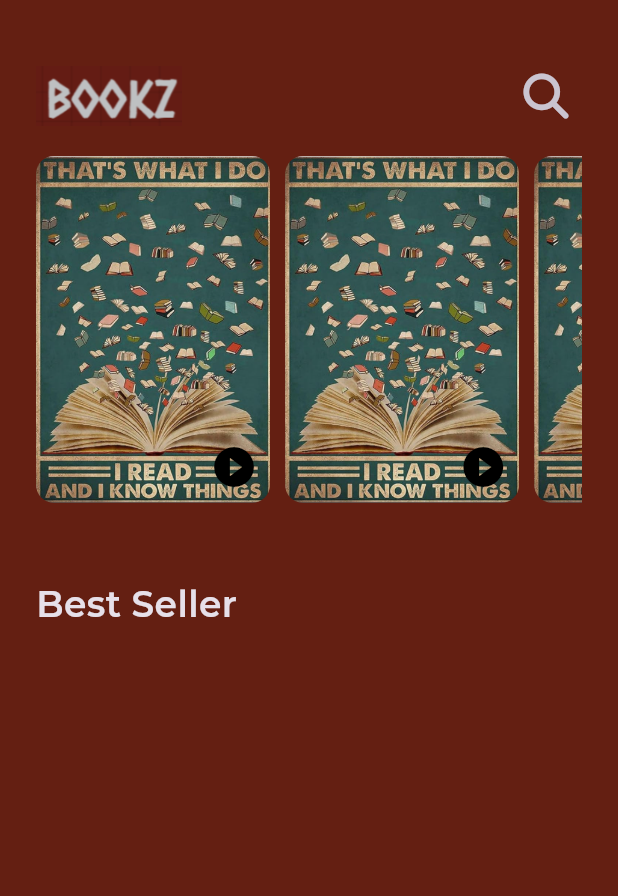
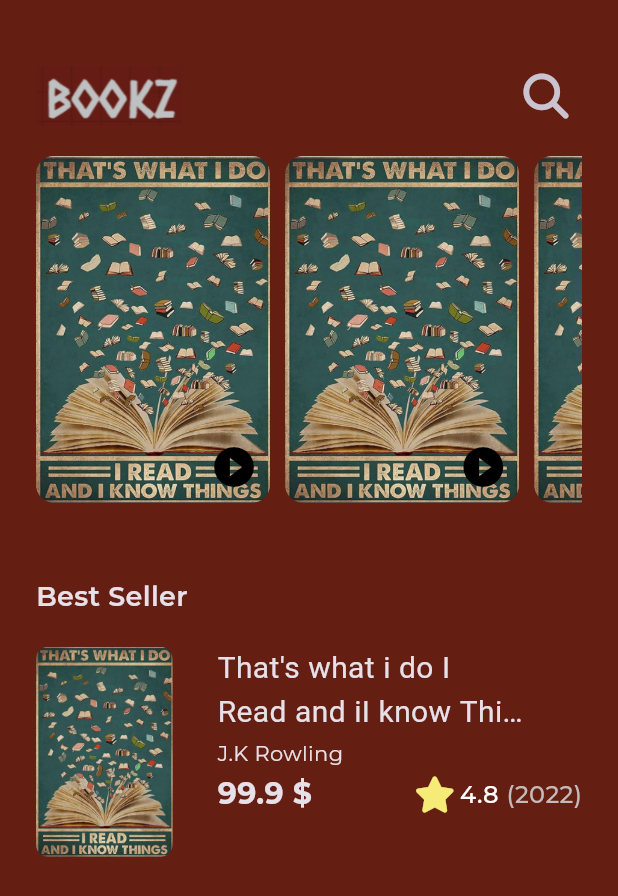
Before and after one commit to NorhanWalid2/Book-App, a Flutter app: the screen it shows after launch, on a phone screen of 412 x 824 dp. Shown: the top 896 px of the screen. Run offline on Flutter 3.47's test engine with Material 3 defaults, Android fonts, the light colour scheme and no system bars; our stand-ins replace font_awesome_flutter, get, google_fonts; Roboto replaces fonts that are missing (GT Sectra Fine).

Commit message:
best seller item done

```diff
--- /dev/null
+++ b/lib/Features/home/presentation/screens/widgets/best_seller_view_item.dart
@@ -0,0 +1,74 @@
+import 'package:book_app/Features/home/presentation/screens/widgets/book_rating.dart';
+import 'package:book_app/constants.dart';
+import 'package:book_app/core/utils/styles.dart';
+import 'package:flutter/material.dart';
+
+class BestSellerViewItem extends StatelessWidget {
+  const BestSellerViewItem({super.key});
+
+  @override
+  Widget build(BuildContext context) {
+    return SizedBox(
+      height: 140,
+      child: Row(
+        children: [
+          AspectRatio(
+            aspectRatio: 2.6 / 4,
+            child: Container(
+              decoration: BoxDecoration(
+                borderRadius: BorderRadius.circular(8),
+                image: const DecorationImage(
+                  fit: BoxFit.fill,
+                  image: AssetImage('assets/images/book1.PNG'),
+                ),
+              ),
+            ),
+          ),
+          SizedBox(
+            width: 30,
+          ),
+          Expanded(
+            child: Column(
+              crossAxisAlignment: CrossAxisAlignment.start,
+              children: [
+                SizedBox(
+                  width: MediaQuery.of(context).size.width * .5,
+                  child: Text(
+                    "That's what i do I Read and iI know Things uhweuf uefjhwil ijfwilf",
+                    maxLines: 2,
+                    overflow: TextOverflow.ellipsis,
+                    style: Styles.textstyle20.copyWith(
+                      fontFamily: kGtSectraFine,
+                    ),
+                  ),
+                ),
+                const SizedBox(
+                  height: 3,
+                ),
+                Text(
+                  'J.K Rowling',
+                  style: Styles.textstyle14,
+                ),
+                const SizedBox(
+                  height: 3,
+                ),
+                Row(
+                  mainAxisAlignment: MainAxisAlignment.spaceBetween,
+                  //crossAxisAlignment: CrossAxisAlignment.start,
+                  children: [
+                    Text(
+                      "99.9 \$",
+                      style: Styles.textstyle20
+                          .copyWith(fontWeight: FontWeight.bold),
+                    ),
+                    BookRating(),
+                  ],
+                ),
+              ],
+            ),
+          ),
+        ],
+      ),
+    );
+  }
+}
--- /dev/null
+++ b/lib/Features/home/presentation/screens/widgets/book_rating.dart
@@ -0,0 +1,35 @@
+import 'package:book_app/core/utils/styles.dart';
+import 'package:flutter/material.dart';
+import 'package:font_awesome_flutter/font_awesome_flutter.dart';
+
+class BookRating extends StatelessWidget {
+  const BookRating({super.key});
+
+  @override
+  Widget build(BuildContext context) {
+    return Row(
+      mainAxisAlignment: MainAxisAlignment.spaceBetween,
+      children: [
+        Icon(
+          FontAwesomeIcons.solidStar,
+          color: Color.fromARGB(255, 247, 235, 119),
+        ),
+        SizedBox(
+          width: 6.3,
+        ),
+        Text(
+          '4.8',
+          style: Styles.textstyle16.copyWith(color: Colors.white),
+        ),
+        SizedBox(
+          width: 5,
+        ),
+        Text(
+          '(2022)',
+          style: Styles.textstyle16
+              .copyWith(color: Color.fromARGB(255, 195, 187, 187)),
+        )
+      ],
+    );
+  }
+}
--- a/lib/Features/home/presentation/screens/widgets/home_screen_body.dart
+++ b/lib/Features/home/presentation/screens/widgets/home_screen_body.dart
@@ -1,3 +1,4 @@
+import 'package:book_app/Features/home/presentation/screens/widgets/best_seller_view_item.dart';
 import 'package:book_app/Features/home/presentation/screens/widgets/books_list_view.dart';
 import 'package:book_app/Features/home/presentation/screens/widgets/custom_app_bar.dart';
 import 'package:book_app/Features/home/presentation/screens/widgets/custom_list_view_item.dart';
@@ -21,10 +22,13 @@ class HomeScreenBody extends StatelessWidget {
           ),
           Text(
             'Best Seller',
-            style: Styles.titleMedium,
+            style: Styles.textstyle18,
             textAlign: TextAlign.start,
           ),
-
+          SizedBox(
+            height: 20,
+          ),
+          BestSellerViewItem(),
         ],
       ),
     );
--- /dev/null
+++ b/lib/constants.dart
@@ -0,0 +1,4 @@
+import 'dart:ui';
+
+const kPrimaryColor = Color.fromARGB(255, 100, 31, 18);
+const kGtSectraFine = 'GT Sectra Fine';
--- a/lib/core/utils/styles.dart
+++ b/lib/core/utils/styles.dart
@@ -1,6 +1,27 @@
+import 'package:book_app/constants.dart';
 import 'package:flutter/material.dart';
 
 abstract class Styles {
-  static const titleMedium =
-      TextStyle(fontSize: 24, fontWeight: FontWeight.w600);
+  static const textstyle18 = TextStyle(
+    fontSize: 18,
+    fontWeight: FontWeight.w600,
+  );
+  static const textstyle20 = TextStyle(
+    fontSize: 20,
+    fontWeight: FontWeight.normal,
+
+  );
+  static const textstyle30 = TextStyle(
+    fontSize: 30,
+    fontWeight: FontWeight.normal,
+    fontFamily: kGtSectraFine,
+  );
+  static const textstyle14 = TextStyle(
+    fontSize: 14,
+    fontWeight: FontWeight.normal,
+  );
+  static const textstyle16 = TextStyle(
+    fontSize: 16,
+    fontWeight: FontWeight.w500,
+  );
 }
--- a/lib/main.dart
+++ b/lib/main.dart
@@ -1,4 +1,5 @@
 import 'package:book_app/Features/splash/presentation/screens/splash_screen.dart';
+import 'package:book_app/constants.dart';
 import 'package:flutter/material.dart';
 import 'package:get/get.dart';
 import 'package:google_fonts/google_fonts.dart';
@@ -15,7 +16,7 @@ class BookApp extends StatelessWidget {
     return GetMaterialApp(
       debugShowCheckedModeBanner: false,
       theme: ThemeData.dark().copyWith(
-        scaffoldBackgroundColor: Color.fromARGB(255, 100, 31, 18),
+        scaffoldBackgroundColor: kPrimaryColor,
         textTheme: GoogleFonts.montserratTextTheme(ThemeData.dark().textTheme),
       ),
       home: SplashScreen(),
```
Also changed, not shown: assets/fonts/GT Sectra Fine Book/GT Sectra Fine Book.ttf (added), assets/fonts/GT Sectra Fine Book/Web Fonts/695c262bacc7d6849ba6f9403d34bf56.svg (added), assets/fonts/GT Sectra Fine Book/Web Fonts/695c262bacc7d6849ba6f9403d34bf56.ttf (added), assets/fonts/License.txt (added), 6 other files.
